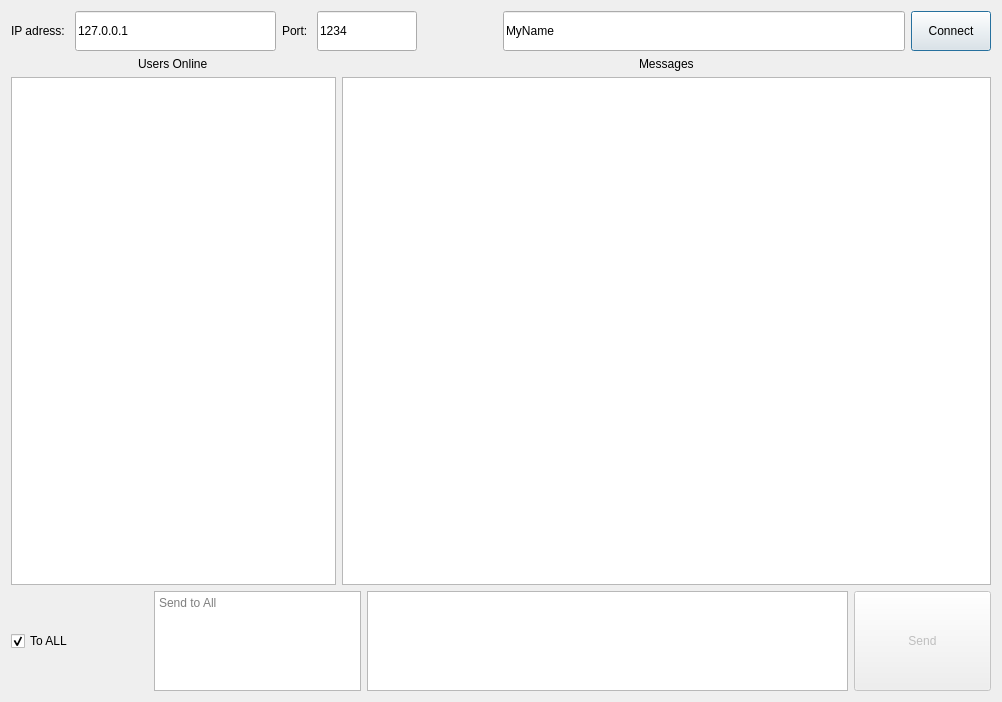
Qt form Messenger/dialog.ui (Ayliuz/Chat-Qt) before a commit.
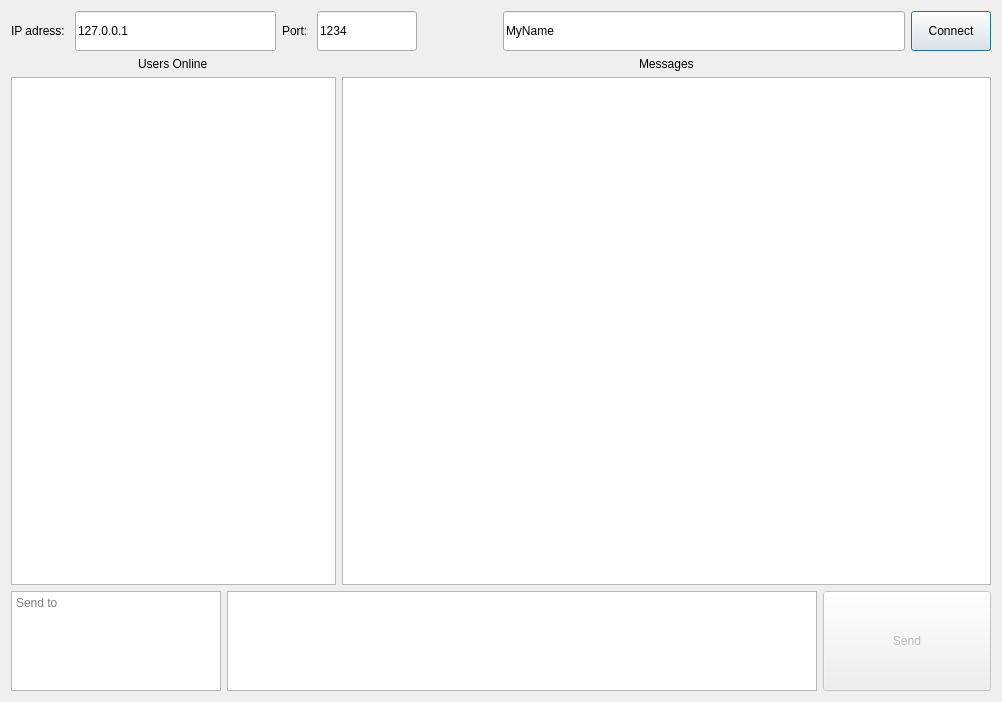
The same form after that commit.

Diff of the .ui file:
```diff
--- a/Messenger/dialog.ui
+++ b/Messenger/dialog.ui
@@ -176,27 +176,11 @@
    </item>
    <item row="2" column="0">
     <layout class="QHBoxLayout" name="horizontalLayout_2">
-     <item>
-      <widget class="QCheckBox" name="cbToAll">
-       <property name="sizePolicy">
-        <sizepolicy hsizetype="Expanding" vsizetype="Fixed">
-         <horstretch>20</horstretch>
-         <verstretch>0</verstretch>
-        </sizepolicy>
-       </property>
-       <property name="text">
-        <string>To ALL</string>
-       </property>
-       <property name="checked">
-        <bool>true</bool>
-       </property>
-      </widget>
-     </item>
      <item>
       <widget class="QPlainTextEdit" name="pteAdresses">
        <property name="sizePolicy">
         <sizepolicy hsizetype="Expanding" vsizetype="Fixed">
-         <horstretch>30</horstretch>
+         <horstretch>25</horstretch>
          <verstretch>0</verstretch>
         </sizepolicy>
        </property>
@@ -213,7 +197,7 @@
         </size>
        </property>
        <property name="placeholderText">
-        <string>Send to All</string>
+        <string>Send to </string>
        </property>
       </widget>
      </item>
```
Left out of the diff: 5 changed lines with no effect on the pictures.
